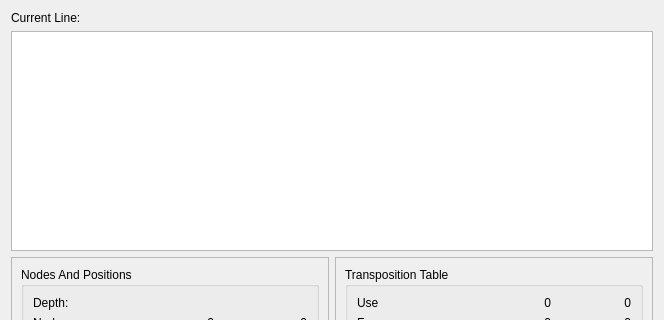
First picture: the form in stats.ui, repository gpiez/hayabusa, before the edit; both pictures show x 0 to 664 and y 0 to 320 of the 664 by 684 pixel window.
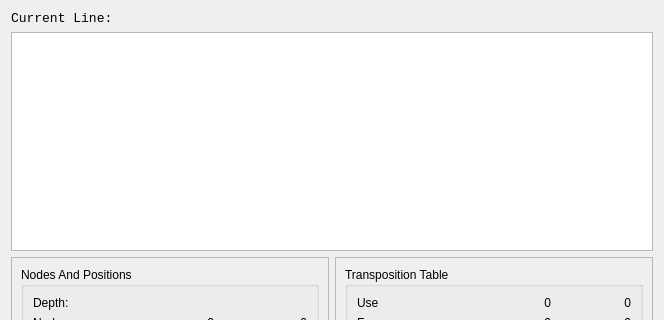
Second picture: the form after the edit.

```diff
--- a/stats.ui
+++ b/stats.ui
@@ -16,6 +16,18 @@
   <layout class="QVBoxLayout" name="verticalLayout_2">
    <item>
     <widget class="QLabel" name="currentLine">
+     <property name="sizePolicy">
+      <sizepolicy hsizetype="Maximum" vsizetype="Preferred">
+       <horstretch>0</horstretch>
+       <verstretch>0</verstretch>
+      </sizepolicy>
+     </property>
+     <property name="font">
+      <font>
+       <family>Consolas</family>
+       <pointsize>10</pointsize>
+      </font>
+     </property>
      <property name="text">
       <string>Current Line:</string>
      </property>
@@ -23,6 +35,12 @@
    </item>
    <item>
     <widget class="QPlainTextEdit" name="bestLine">
+     <property name="font">
+      <font>
+       <family>Consolas</family>
+       <pointsize>9</pointsize>
+      </font>
+     </property>
      <property name="textInteractionFlags">
       <set>Qt::TextSelectableByKeyboard|Qt::TextSelectableByMouse</set>
      </property>
```
Left out of the diff: 2 changed lines with no effect on the pictures.
